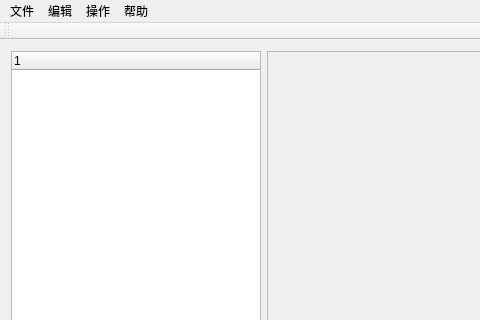
The window that PhysicsLabQt/mainwindow.ui (Jack-Myth/PhysicsLab) describes before a commit, drawn with Qt 5; both pictures show x 0 to 480 and y 0 to 320 of the 1125 by 757 pixel window.
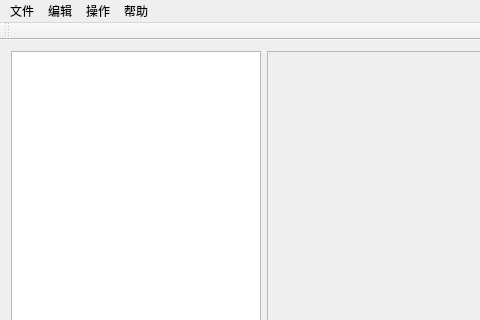
The same window after the commit.

```diff
--- a/PhysicsLabQt/mainwindow.ui
+++ b/PhysicsLabQt/mainwindow.ui
@@ -35,6 +35,12 @@
         <height>16777215</height>
        </size>
       </property>
+      <property name="columnCount">
+       <number>1</number>
+      </property>
+      <attribute name="headerVisible">
+       <bool>false</bool>
+      </attribute>
       <column>
        <property name="text">
         <string notr="true">1</string>
```
Left out of the diff: 14 changed lines with no effect on the pictures.
